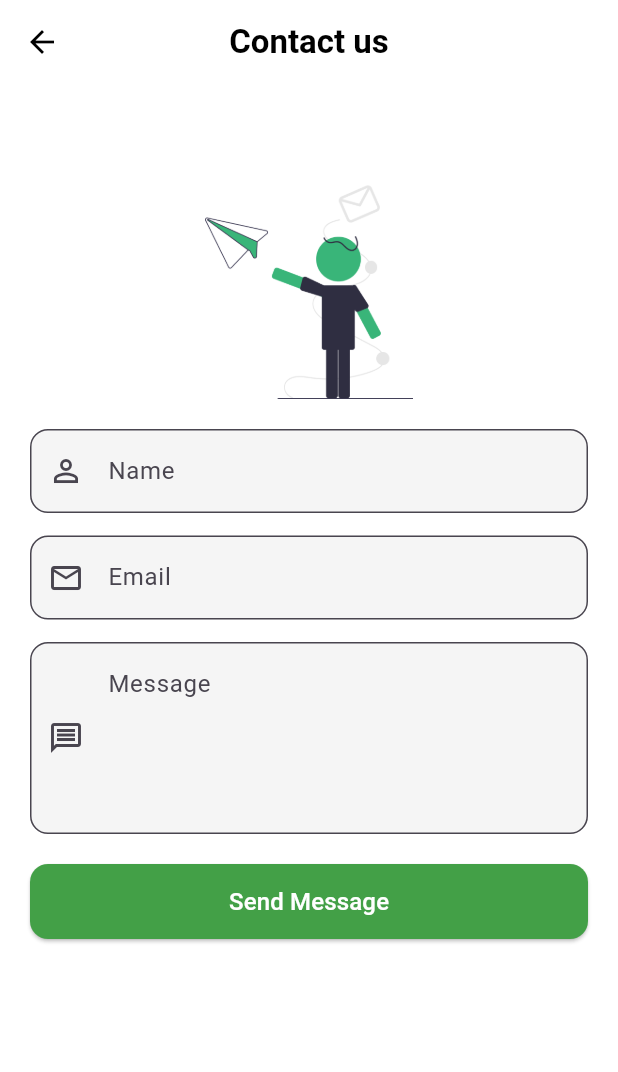
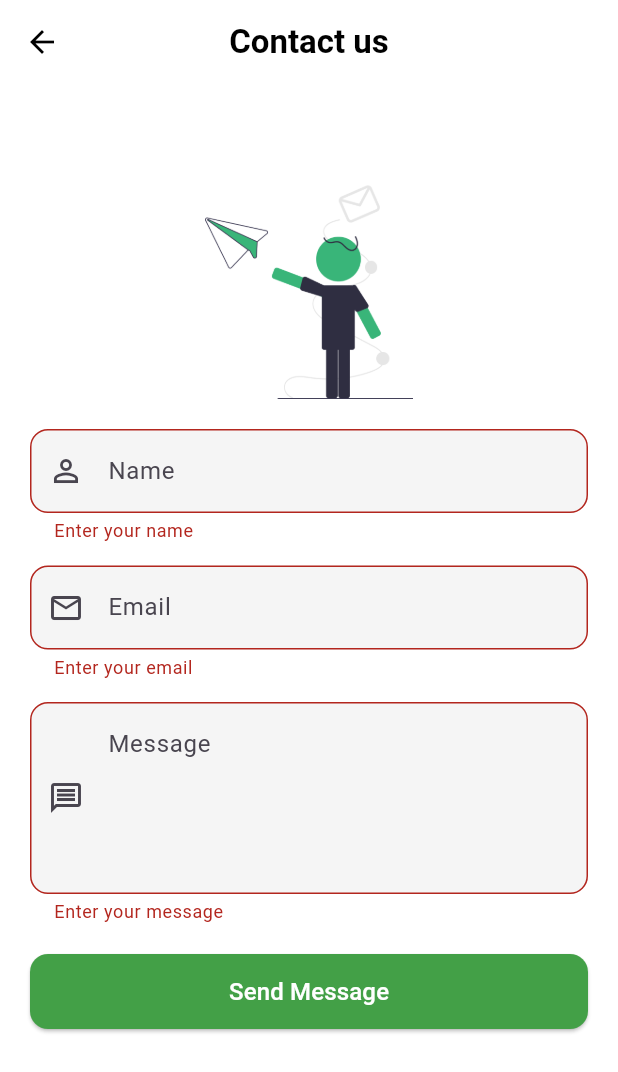
Before and after one commit to Abo-khalil/final_project, a Flutter app: the Contactus screen opened directly, after a tap on "Send Message", on a phone screen of 412 x 824 dp. Shown: the top 1072 px of the screen. Run offline on Flutter 3.47's test engine with Material 3 defaults, Android fonts, the phone set to English and light mode, and no system bars; our stand-ins replace curved_navigation_bar, percent_indicator, shared_preferences; accounts and stored records are empty.

Commit message:
add contact us service

```diff
--- /dev/null
+++ b/lib/core/services/contact_usService.dart
@@ -0,0 +1,45 @@
+import 'dart:convert';
+import 'package:http/http.dart' as http;
+import 'package:shared_preferences/shared_preferences.dart';
+
+class ContactUsservice {
+  static Future<String> sendMessage({
+    required String name,
+    required String email,
+    required String message,
+  }) async {
+    final url = Uri.parse(
+        'https://automatic-irrigation-system-eirp.vercel.app/api/user/cuntact-us');
+
+    final body = {
+      "name": name.trim(),
+      "email": email.trim(),
+      "message": message.trim(),
+    };
+
+    final prefs = await SharedPreferences.getInstance();
+    final token = prefs.getString('token');
+
+    final response = await http.post(
+      url,
+      headers: {
+        'Content-Type': 'application/json',
+        'Authorization': 'Bearer $token',
+      },
+      body: jsonEncode(body),
+    );
+
+    if (response.statusCode == 200) {
+      final data = jsonDecode(response.body);
+      if (data['message'] == "send Message") {
+        return "success";
+      }
+
+      else {
+        return "Unexpected response from server";
+      }
+    } else {
+      return "Failed to send: ${response.statusCode}";
+    }
+  }
+}
--- a/lib/pages/account_page/widgets/alertmassege.dart
+++ b/lib/pages/account_page/widgets/alertmassege.dart
@@ -7,11 +7,13 @@ class Alertmassege extends StatelessWidget {
     required this.contenttext,
     required this.button1,
     required this.button2,
+    required this.onConfirm,
   });
   final String titeltext;
   final String contenttext;
   final String button1;
   final String button2;
+  final VoidCallback onConfirm;
 
   @override
   Widget build(BuildContext context) {
@@ -48,6 +50,7 @@ class Alertmassege extends StatelessWidget {
           onPressed: () {
             // logout logic
             Navigator.pop(context);
+            onConfirm();
           },
           child: Text(
             button2,
--- a/lib/pages/contact_us/contactus.dart
+++ b/lib/pages/contact_us/contactus.dart
@@ -1,7 +1,54 @@
+import 'package:final_project/core/services/contact_usService.dart';
 import 'package:flutter/material.dart';
 
-class Contactus extends StatelessWidget {
+class Contactus extends StatefulWidget {
   const Contactus({super.key});
+
+  @override
+  State<Contactus> createState() => _ContactusState();
+}
+
+class _ContactusState extends State<Contactus> {
+  final _formKey = GlobalKey<FormState>();
+  final nameController = TextEditingController();
+  final emailController = TextEditingController();
+  final messageController = TextEditingController();
+  bool _isLoading = false;
+
+  Future<void> handleSendMessage() async {
+    setState(() => _isLoading = true);
+
+    final result = await ContactUsservice.sendMessage(
+      name: nameController.text,
+      email: emailController.text,
+      message: messageController.text,
+    );
+
+    setState(() => _isLoading = false);
+
+    if (result == "success") {
+      ScaffoldMessenger.of(context).showSnackBar(
+        const SnackBar(
+            content: Text('Message sent successfully!'),
+            backgroundColor: Colors.green),
+      );
+      nameController.clear();
+      emailController.clear();
+      messageController.clear();
+    } else {
+      ScaffoldMessenger.of(context).showSnackBar(
+        SnackBar(content: Text(result), backgroundColor: Colors.red),
+      );
+    }
+  }
+
+  @override
+  void dispose() {
+    nameController.dispose();
+    emailController.dispose();
+    messageController.dispose();
+    super.dispose();
+  }
 
   @override
   Widget build(BuildContext context) {
@@ -28,7 +75,9 @@ class Contactus extends StatelessWidget {
       ),
       body: Padding(
         padding: const EdgeInsets.all(20),
-        child: Column(
+        child: Form(
+          key: _formKey,
+          child: ListView(
             children: [
               const SizedBox(height: 10),
               Image.asset(
@@ -37,6 +86,7 @@ class Contactus extends StatelessWidget {
               ),
               const SizedBox(height: 20),
               TextFormField(
+                controller: nameController,
                 decoration: InputDecoration(
                   hintText: "Name",
                   prefixIcon: const Icon(Icons.person_outline),
@@ -46,9 +96,12 @@ class Contactus extends StatelessWidget {
                   filled: true,
                   fillColor: Colors.grey[100],
                 ),
+                validator: (value) =>
+                    value == null || value.isEmpty ? "Enter your name" : null,
               ),
               const SizedBox(height: 15),
               TextFormField(
+                controller: emailController,
                 decoration: InputDecoration(
                   hintText: "Email",
                   prefixIcon: const Icon(Icons.email_outlined),
@@ -58,9 +111,15 @@ class Contactus extends StatelessWidget {
                   filled: true,
                   fillColor: Colors.grey[100],
                 ),
+                validator: (value) {
+                  if (value == null || value.isEmpty) return "Enter your email";
+                  if (!value.contains('@')) return "Enter a valid email";
+                  return null;
+                },
               ),
               const SizedBox(height: 15),
               TextFormField(
+                controller: messageController,
                 maxLines: 4,
                 decoration: InputDecoration(
                   hintText: "Message",
@@ -72,6 +131,9 @@ class Contactus extends StatelessWidget {
                   filled: true,
                   fillColor: Colors.grey[100],
                 ),
+                validator: (value) => value == null || value.isEmpty
+                    ? "Enter your message"
+                    : null,
               ),
               const SizedBox(height: 20),
               SizedBox(
@@ -84,17 +146,26 @@ class Contactus extends StatelessWidget {
                       borderRadius: BorderRadius.circular(12),
                     ),
                   ),
-                onPressed: () {
+                  onPressed: _isLoading
+                      ? null
+                      : () {
+                          if (_formKey.currentState!.validate()) {
+                            handleSendMessage();
+                          }
                         },
-                child: const Text(
+                  child: _isLoading
+                      ? const CircularProgressIndicator(color: Colors.white)
+                      : const Text(
                           "Send Message",
-                  style: TextStyle(fontSize: 16 , color: Colors.white),
+                          style: TextStyle(fontSize: 16, color: Colors.white),
                         ),
+
                 ),
               ),
             ],
           ),
         ),
+      ),
     );
   }
 }
```
Also changed, not shown: lib/pages/account_page/widgets/acountpagebody.dart (+20 -7 lines), lib/pages/devices_page/deviecespage.dart (+8 -6 lines). Lines whose indentation alone changed are shown as unchanged.
